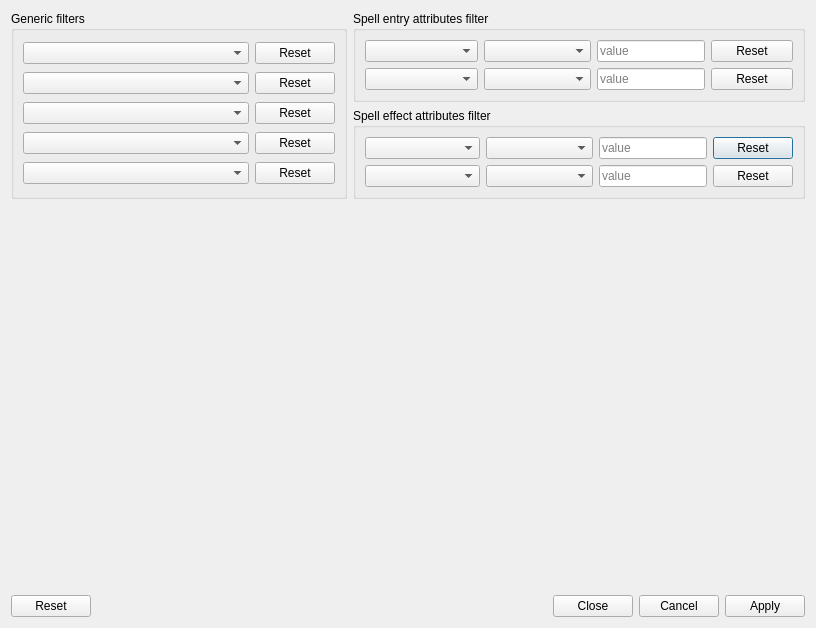
sanctum32/QWoWSpellWork, file src/Forms/searchFilter.ui: the form before one commit.
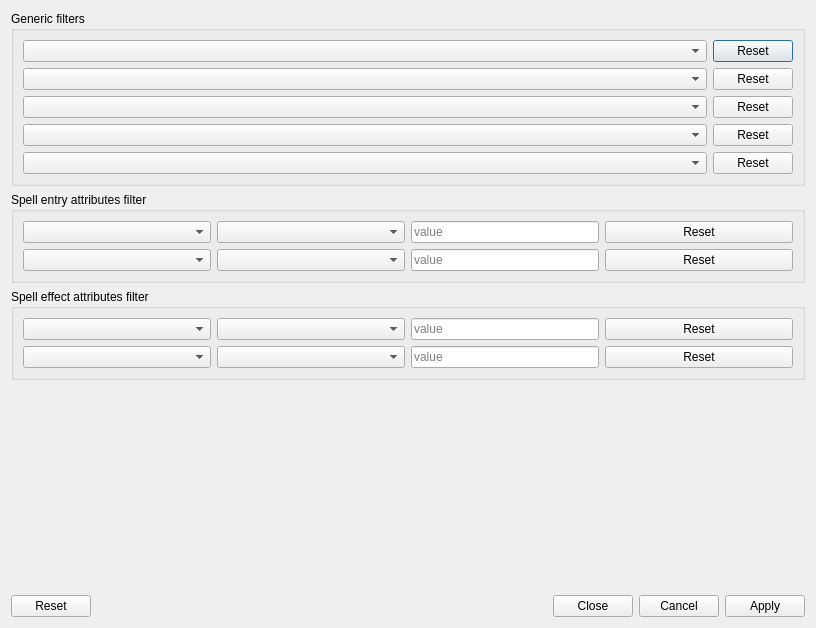
The form after the commit.

Commit message:
Minor search filters form redesign
also implemented reset buttons for spell effect attributes check

The edit to the form file:
```diff
--- a/src/Forms/searchFilter.ui
+++ b/src/Forms/searchFilter.ui
@@ -27,141 +27,11 @@
   </property>
   <layout class="QVBoxLayout" name="verticalLayout">
    <item>
-    <layout class="QGridLayout" name="gridLayout_2">
+    <layout class="QVBoxLayout" name="verticalLayout_2">
      <property name="sizeConstraint">
       <enum>QLayout::SetDefaultConstraint</enum>
      </property>
-     <item row="2" column="0">
-      <spacer name="verticalSpacer">
-       <property name="orientation">
-        <enum>Qt::Vertical</enum>
-       </property>
-       <property name="sizeHint" stdset="0">
-        <size>
-         <width>20</width>
-         <height>40</height>
-        </size>
-       </property>
-      </spacer>
-     </item>
-     <item row="1" column="1">
-      <widget class="QGroupBox" name="spellEffectAttrFilterGrp">
-       <property name="sizePolicy">
-        <sizepolicy hsizetype="Preferred" vsizetype="Fixed">
-         <horstretch>0</horstretch>
-         <verstretch>0</verstretch>
-        </sizepolicy>
-       </property>
-       <property name="title">
-        <string>Spell effect attributes filter</string>
-       </property>
-       <layout class="QGridLayout" name="gridLayout_6">
-        <item row="1" column="2">
-         <widget class="QLineEdit" name="effectAttrInput0_2">
-          <property name="sizePolicy">
-           <sizepolicy hsizetype="Preferred" vsizetype="Preferred">
-            <horstretch>0</horstretch>
-            <verstretch>0</verstretch>
-           </sizepolicy>
-          </property>
-          <property name="placeholderText">
-           <string>value</string>
-          </property>
-         </widget>
-        </item>
-        <item row="0" column="0">
-         <widget class="QComboBox" name="effectFieldName0">
-          <property name="sizePolicy">
-           <sizepolicy hsizetype="Preferred" vsizetype="Preferred">
-            <horstretch>0</horstretch>
-            <verstretch>0</verstretch>
-           </sizepolicy>
-          </property>
-          <property name="placeholderText">
-           <string>Effect entry field</string>
-          </property>
-         </widget>
-        </item>
-        <item row="1" column="1">
-         <widget class="QComboBox" name="effectAttrCompareType1">
-          <property name="sizePolicy">
-           <sizepolicy hsizetype="Preferred" vsizetype="Preferred">
-            <horstretch>0</horstretch>
-            <verstretch>0</verstretch>
-           </sizepolicy>
-          </property>
-          <property name="placeholderText">
-           <string>Compare type</string>
-          </property>
-         </widget>
-        </item>
-        <item row="0" column="1">
-         <widget class="QComboBox" name="effectAttrCompareType0">
-          <property name="sizePolicy">
-           <sizepolicy hsizetype="Preferred" vsizetype="Preferred">
-            <horstretch>0</horstretch>
-            <verstretch>0</verstretch>
-           </sizepolicy>
-          </property>
-          <property name="placeholderText">
-           <string>Compare type</string>
-          </property>
-         </widget>
-        </item>
-        <item row="1" column="0">
-         <widget class="QComboBox" name="effectFieldName1">
-          <property name="sizePolicy">
-           <sizepolicy hsizetype="Preferred" vsizetype="Preferred">
-            <horstretch>0</horstretch>
-            <verstretch>0</verstretch>
-           </sizepolicy>
-          </property>
-          <property name="placeholderText">
-           <string>Effect entry field</string>
-          </property>
-         </widget>
-        </item>
-        <item row="0" column="2">
-         <widget class="QLineEdit" name="effectAttrInput0">
-          <property name="sizePolicy">
-           <sizepolicy hsizetype="Preferred" vsizetype="Fixed">
-            <horstretch>0</horstretch>
-            <verstretch>0</verstretch>
-           </sizepolicy>
-          </property>
-          <property name="placeholderText">
-           <string>value</string>
-          </property>
-         </widget>
-        </item>
-        <item row="0" column="3">
-         <widget class="QPushButton" name="EffectAttrFilter0ResetBtn">
-          <property name="text">
-           <string>Reset</string>
-          </property>
-         </widget>
-        </item>
-        <item row="1" column="3">
-         <widget class="QPushButton" name="EffectAttrFilter1ResetBtn">
-          <property name="text">
-           <string>Reset</string>
-          </property>
-         </widget>
-        </item>
-       </layout>
-      </widget>
-     </item>
-     <item row="3" column="0" colspan="2">
-      <widget class="QDialogButtonBox" name="buttonBox">
-       <property name="standardButtons">
-        <set>QDialogButtonBox::Apply|QDialogButtonBox::Cancel|QDialogButtonBox::Close|QDialogButtonBox::Reset</set>
-       </property>
-       <property name="centerButtons">
-        <bool>false</bool>
-       </property>
-      </widget>
-     </item>
-     <item row="0" column="0" rowspan="2">
+     <item>
       <widget class="QGroupBox" name="genericSpellFilterGrp">
        <property name="title">
         <string>Generic filters</string>
@@ -300,7 +170,7 @@
        </layout>
       </widget>
      </item>
-     <item row="0" column="1">
+     <item>
       <widget class="QGroupBox" name="spellAttrFilterGrp">
        <property name="sizePolicy">
         <sizepolicy hsizetype="Preferred" vsizetype="Fixed">
@@ -422,6 +292,136 @@
        </layout>
       </widget>
      </item>
+     <item>
+      <widget class="QGroupBox" name="spellEffectAttrFilterGrp">
+       <property name="sizePolicy">
+        <sizepolicy hsizetype="Preferred" vsizetype="Fixed">
+         <horstretch>0</horstretch>
+         <verstretch>0</verstretch>
+        </sizepolicy>
+       </property>
+       <property name="title">
+        <string>Spell effect attributes filter</string>
+       </property>
+       <layout class="QGridLayout" name="gridLayout_6">
+        <item row="1" column="2">
+         <widget class="QLineEdit" name="effectAttrInput1">
+          <property name="sizePolicy">
+           <sizepolicy hsizetype="Preferred" vsizetype="Preferred">
+            <horstretch>0</horstretch>
+            <verstretch>0</verstretch>
+           </sizepolicy>
+          </property>
+          <property name="placeholderText">
+           <string>value</string>
+          </property>
+         </widget>
+        </item>
+        <item row="0" column="0">
+         <widget class="QComboBox" name="effectFieldName0">
+          <property name="sizePolicy">
+           <sizepolicy hsizetype="Preferred" vsizetype="Preferred">
+            <horstretch>0</horstretch>
+            <verstretch>0</verstretch>
+           </sizepolicy>
+          </property>
+          <property name="placeholderText">
+           <string>Effect entry field</string>
+          </property>
+         </widget>
+        </item>
+        <item row="1" column="1">
+         <widget class="QComboBox" name="effectAttrCompareType1">
+          <property name="sizePolicy">
+           <sizepolicy hsizetype="Preferred" vsizetype="Preferred">
+            <horstretch>0</horstretch>
+            <verstretch>0</verstretch>
+           </sizepolicy>
+          </property>
+          <property name="placeholderText">
+           <string>Compare type</string>
+          </property>
+         </widget>
+        </item>
+        <item row="0" column="1">
+         <widget class="QComboBox" name="effectAttrCompareType0">
+          <property name="sizePolicy">
+           <sizepolicy hsizetype="Preferred" vsizetype="Preferred">
+            <horstretch>0</horstretch>
+            <verstretch>0</verstretch>
+           </sizepolicy>
+          </property>
+          <property name="placeholderText">
+           <string>Compare type</string>
+          </property>
+         </widget>
+        </item>
+        <item row="1" column="0">
+         <widget class="QComboBox" name="effectFieldName1">
+          <property name="sizePolicy">
+           <sizepolicy hsizetype="Preferred" vsizetype="Preferred">
+            <horstretch>0</horstretch>
+            <verstretch>0</verstretch>
+           </sizepolicy>
+          </property>
+          <property name="placeholderText">
+           <string>Effect entry field</string>
+          </property>
+         </widget>
+        </item>
+        <item row="0" column="2">
+         <widget class="QLineEdit" name="effectAttrInput0">
+          <property name="sizePolicy">
+           <sizepolicy hsizetype="Preferred" vsizetype="Fixed">
+            <horstretch>0</horstretch>
+            <verstretch>0</verstretch>
+           </sizepolicy>
+          </property>
+          <property name="placeholderText">
+           <string>value</string>
+          </property>
+         </widget>
+        </item>
+        <item row="0" column="3">
+         <widget class="QPushButton" name="EffectAttrFilter0ResetBtn">
+          <property name="text">
+           <string>Reset</string>
+          </property>
+         </widget>
+        </item>
+        <item row="1" column="3">
+         <widget class="QPushButton" name="EffectAttrFilter1ResetBtn">
+          <property name="text">
+           <string>Reset</string>
+          </property>
+         </widget>
+        </item>
+       </layout>
+      </widget>
+     </item>
+     <item>
+      <spacer name="verticalSpacer">
+       <property name="orientation">
+        <enum>Qt::Vertical</enum>
+       </property>
+       <property name="sizeHint" stdset="0">
+        <size>
+         <width>20</width>
+         <height>40</height>
+        </size>
+       </property>
+      </spacer>
+     </item>
+     <item>
+      <widget class="QDialogButtonBox" name="buttonBox">
+       <property name="standardButtons">
+        <set>QDialogButtonBox::Apply|QDialogButtonBox::Cancel|QDialogButtonBox::Close|QDialogButtonBox::Reset</set>
+       </property>
+       <property name="centerButtons">
+        <bool>false</bool>
+       </property>
+      </widget>
+     </item>
     </layout>
    </item>
   </layout>
```
The commit also changes 3 other files.
